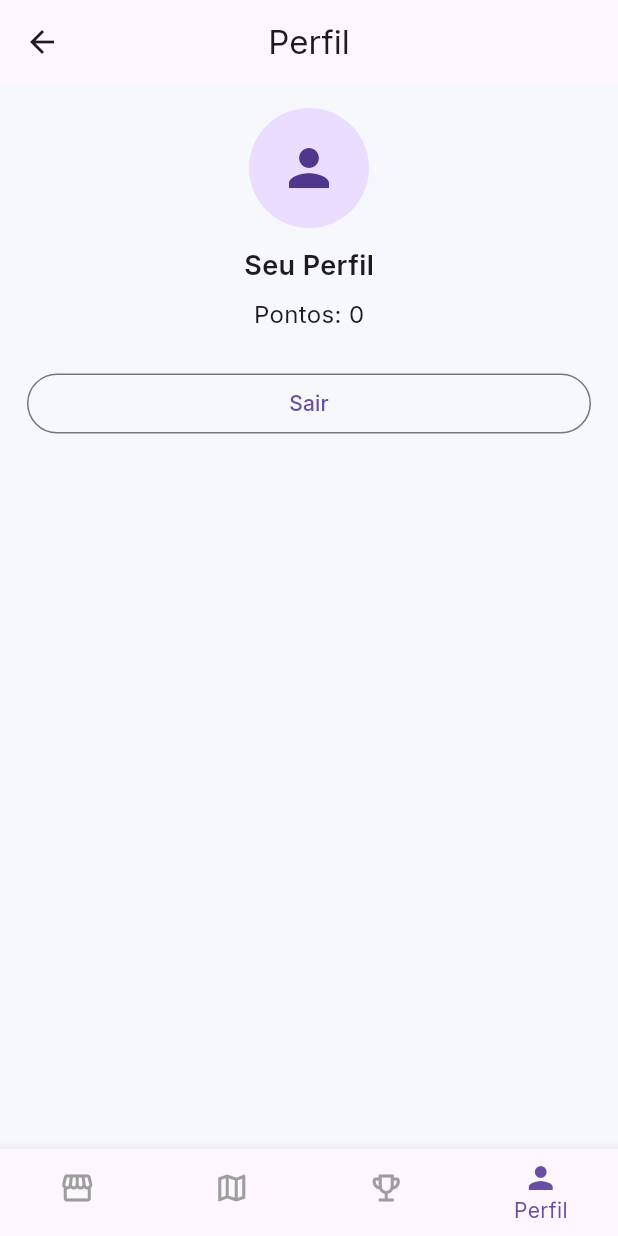
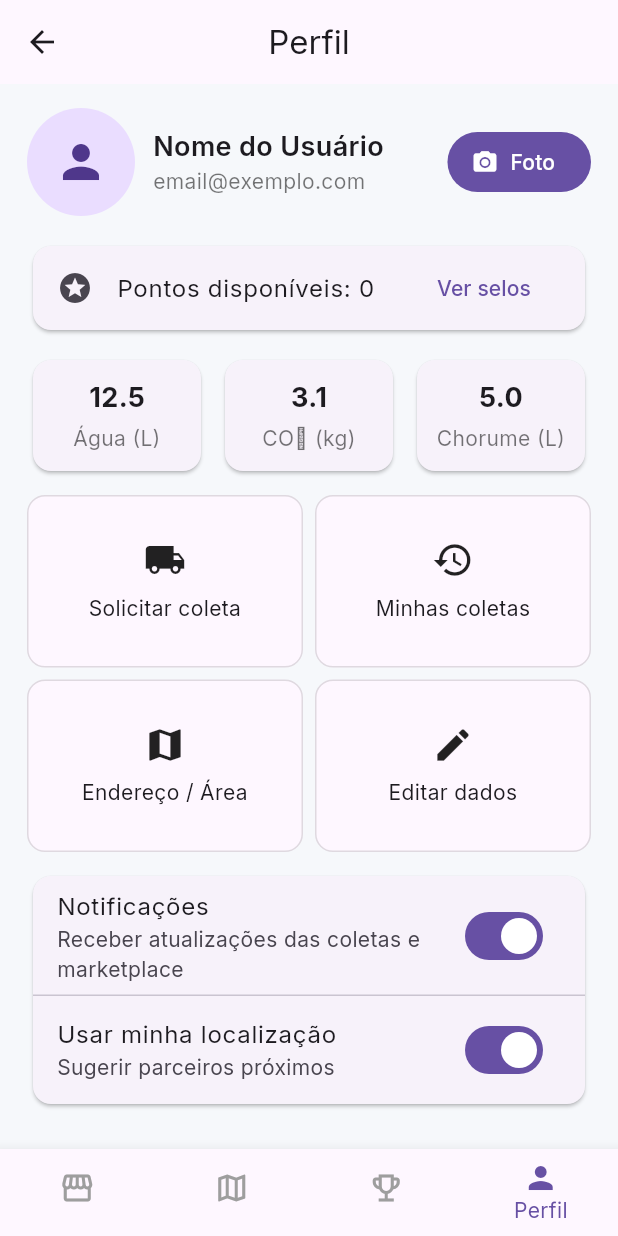
Before and after one commit to HugoValuar03/Hackathon_hackagua, a Flutter app: the PerfilScreen screen opened by its route, on a phone screen of 412 x 824 dp. Run offline on Flutter 3.47's test engine with Material 3 defaults, Android fonts, the phone set to English and light mode, and no system bars; our stand-ins replace flutter_svg, geolocator, google_fonts, shared_preferences, sqflite; accounts and stored records are empty.

Commit message:
organiza tela de login e de perfil

```diff
--- a/lib/screens/login_screen.dart
+++ b/lib/screens/login_screen.dart
@@ -43,20 +43,19 @@ class _LoginScreenState extends State<LoginScreen> {
                       mainAxisSize: MainAxisSize.min,
                       children: [
                         const SizedBox(height: 20),
-                        Image.asset('lib/assets/app_logo.png', width: 300),
+                        Image.asset('lib/assets/app_logo.png', width: 260),
                         const SizedBox(height: 8),
                         const Text(
-                          'Entrar',
+                          'Realizar Login',
                           textAlign: TextAlign.center,
                           style: TextStyle(
-                            fontSize: 20,
+                            fontSize: 25,
                             fontWeight: FontWeight.w600,
                             letterSpacing: 0.5,
                           ),
                         ),
                         const SizedBox(height: 28),
 
-                        // FORM
                         Form(
                           key: _formKey,
                           autovalidateMode: AutovalidateMode.disabled,
@@ -222,7 +221,6 @@ class _BottomAccent extends StatelessWidget {
 
   @override
   Widget build(BuildContext context) {
-    final color = Theme.of(context).colorScheme;
     return Align(
       alignment: Alignment.bottomCenter,
       child: IgnorePointer(
@@ -242,20 +240,12 @@ class _TopBackdrop extends StatelessWidget {
 
   @override
   Widget build(BuildContext context) {
-    final color = Theme.of(context).colorScheme;
     return Align(
       alignment: Alignment.topCenter,
       child: IgnorePointer(
         ignoring: true,
         child: Container(
           height: MediaQuery.of(context).size.height * 0.38,
-          decoration: BoxDecoration(
-            gradient: LinearGradient(
-              begin: Alignment.topCenter,
-              end: Alignment.bottomCenter,
-              colors: [color.primary.withOpacity(.10), Colors.transparent],
-            ),
-          ),
         ),
       ),
     );
--- a/lib/screens/perfil_screen.dart
+++ b/lib/screens/perfil_screen.dart
@@ -1,6 +1,6 @@
+// screens/perfil_screen.dart
 import 'package:flutter/material.dart';
 import 'package:hackathon_hackagua/widgets/scaffold_with_nav.dart';
-
 import '../main.dart';
 
 class PerfilScreen extends StatelessWidget {
@@ -13,39 +13,224 @@ class PerfilScreen extends StatelessWidget {
     return ScaffoldWithNav(
       title: 'Perfil',
       currentIndex: _tabIndex,
-      body: Padding(
+      body: ListView(
         padding: const EdgeInsets.symmetric(horizontal: 18.0, vertical: 16.0),
+        children: [
+          // Cabeçalho
+          Row(
+            children: [
+              const CircleAvatar(
+                radius: 36,
+                child: Icon(Icons.person, size: 36),
+              ),
+              const SizedBox(width: 12),
+              const Expanded(
                 child: Column(
-          crossAxisAlignment: CrossAxisAlignment.stretch,
+                  crossAxisAlignment: CrossAxisAlignment.start,
                   children: [
-            const Center(
-              child: CircleAvatar(
-                radius: 40,
-                child: Icon(Icons.person, size: 40),
+                    Text(
+                      'Nome do Usuário',
+                      style: TextStyle(
+                        fontSize: 18,
+                        fontWeight: FontWeight.w600,
                       ),
                     ),
-            const SizedBox(height: 12),
-            const Center(
-              child: Text(
-                'Seu Perfil',
-                style: TextStyle(fontSize: 18, fontWeight: FontWeight.w600),
+                    Text(
+                      'email@exemplo.com',
+                      style: TextStyle(color: Colors.black54),
+                    ),
+                  ],
                 ),
               ),
-            const SizedBox(height: 8),
-            Center(
-              child: Text(
-                'Pontos: ${AppState.pontos}',
-                style: const TextStyle(fontSize: 16),
+              FilledButton.icon(
+                onPressed: () {
+                  // TODO: implementar troca de foto
+                },
+                icon: const Icon(Icons.camera_alt),
+                label: const Text('Foto'),
+              ),
+            ],
+          ),
+
+          const SizedBox(height: 16),
+
+          // Pontos & Selos
+          Card(
+            child: ListTile(
+              leading: const Icon(Icons.stars),
+              title: Text('Pontos disponíveis: ${AppState.pontos}'),
+              trailing: TextButton(
+                onPressed: () => Navigator.pushNamed(context, '/beneficios'),
+                child: const Text('Ver selos'),
               ),
             ),
+          ),
+
+          const SizedBox(height: 12),
+
+          // Mini-dashboard de impacto
+          Row(
+            children: const [
+              _ImpactoCard(titulo: 'Água (L)', valor: '12.5'),
+              SizedBox(width: 8),
+              _ImpactoCard(titulo: 'CO₂ (kg)', valor: '3.1'),
+              SizedBox(width: 8),
+              _ImpactoCard(titulo: 'Chorume (L)', valor: '5.0'),
+            ],
+          ),
+
+          const SizedBox(height: 12),
+
+          // Ações rápidas
+          GridView(
+            shrinkWrap: true,
+            physics: NeverScrollableScrollPhysics(),
+            gridDelegate: SliverGridDelegateWithFixedCrossAxisCount(
+              crossAxisCount: 2,
+              childAspectRatio: 1.6,
+              crossAxisSpacing: 8,
+              mainAxisSpacing: 8,
+            ),
+            children: [
+              _ActionCard(
+                icon: Icons.local_shipping,
+                label: 'Solicitar coleta',
+                onTap: () => Navigator.pushNamed(context, '/solicitar-coleta'),
+              ),
+              _ActionCard(
+                icon: Icons.history,
+                label: 'Minhas coletas',
+                onTap: () => Navigator.pushNamed(context, '/coletas'),
+              ),
+              _ActionCard(
+                icon: Icons.map,
+                label: 'Endereço / Área',
+                onTap: () => Navigator.pushNamed(context, '/mapa'),
+              ),
+              _ActionCard(
+                icon: Icons.edit,
+                label: 'Editar dados',
+                onTap: () {
+                  // TODO: abrir formulário de edição
+                },
+              ),
+            ],
+          ),
+
+          const SizedBox(height: 12),
+
+          // Preferências
+          Card(
+            child: Column(
+              children: [
+                SwitchListTile(
+                  value: true,
+                  onChanged: (v) {
+                    // TODO: salvar preferência
+                  },
+                  title: const Text('Notificações'),
+                  subtitle: const Text(
+                    'Receber atualizações das coletas e marketplace',
+                  ),
+                ),
+                const Divider(height: 0),
+                SwitchListTile(
+                  value: true,
+                  onChanged: (v) {
+                    // TODO: salvar preferência
+                  },
+                  title: const Text('Usar minha localização'),
+                  subtitle: const Text('Sugerir parceiros próximos'),
+                ),
+              ],
+            ),
+          ),
+
           const SizedBox(height: 24),
+
+          // Sair
           OutlinedButton(
             onPressed: () => Navigator.pushReplacementNamed(context, '/login'),
             child: const Text('Sair'),
           ),
+
+          const SizedBox(height: 12),
+          const Center(
+            child: Text(
+              'BioCycle v0.1.0 • Suporte',
+              style: TextStyle(color: Colors.black54),
+            ),
+          ),
         ],
+      ),
+    );
+  }
+}
+
+class _ImpactoCard extends StatelessWidget {
+  const _ImpactoCard({required this.titulo, required this.valor});
+
+  final String titulo;
+  final String valor;
+
+  @override
+  Widget build(BuildContext context) {
+    return Expanded(
+      child: Card(
+        child: Padding(
+          padding: const EdgeInsets.symmetric(vertical: 12, horizontal: 10),
+          child: Column(
+            children: [
+              Text(
+                valor,
+                style: const TextStyle(
+                  fontSize: 18,
+                  fontWeight: FontWeight.w700,
+                ),
+              ),
+              const SizedBox(height: 4),
+              Text(
+                titulo,
+                textAlign: TextAlign.center,
+                style: const TextStyle(color: Colors.black54),
+              ),
+            ],
+          ),
         ),
       ),
     );
   }
 }
+
+class _ActionCard extends StatelessWidget {
+  const _ActionCard({required this.icon, required this.label, this.onTap});
+
+  final IconData icon;
+  final String label;
+  final VoidCallback? onTap;
+
+  @override
+  Widget build(BuildContext context) {
+    return InkWell(
+      onTap: onTap,
+      borderRadius: BorderRadius.circular(12),
+      child: Ink(
+        decoration: BoxDecoration(
+          borderRadius: BorderRadius.circular(12),
+          color: Theme.of(context).colorScheme.surface,
+          border: Border.all(color: Colors.black12),
+        ),
+        child: Center(
+          child: Column(
+            mainAxisSize: MainAxisSize.min,
+            children: [
+              Icon(icon, size: 28),
+              const SizedBox(height: 8),
+              Text(label, textAlign: TextAlign.center),
+            ],
+          ),
+        ),
+      ),
+    );
+  }
+}
```
Lines whose indentation alone changed are shown as unchanged.
